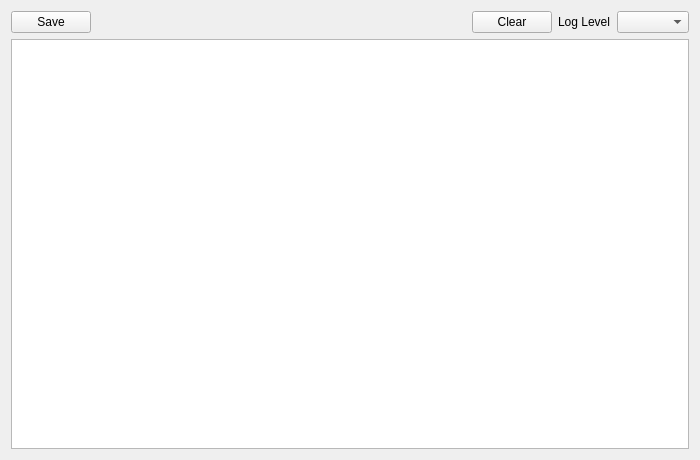
tag-designs/software, file host/applications/qtmon/logwindow.ui: the form before one commit.
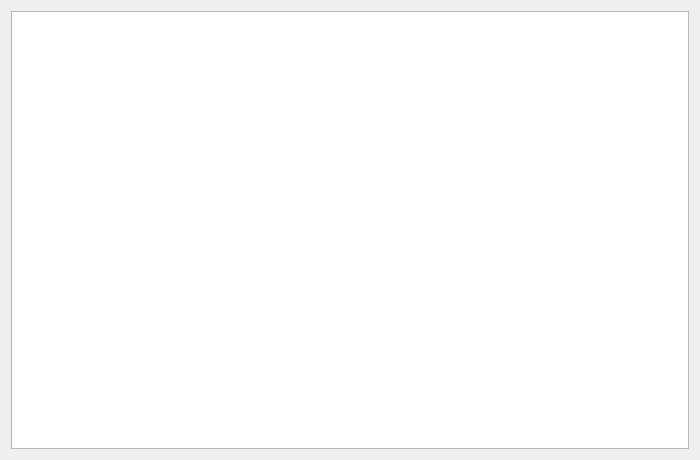
The form after the commit.

Commit message: qtmonitor: menus and a status strip in place of buttons

```diff
--- a/host/applications/qtmon/logwindow.ui
+++ b/host/applications/qtmon/logwindow.ui
@@ -14,57 +14,6 @@
    <string>Form</string>
   </property>
   <layout class="QVBoxLayout" name="verticalLayout">
-   <item>
-    <layout class="QHBoxLayout" name="horizontalLayout_2">
-     <item>
-      <widget class="QPushButton" name="logsaveButton">
-       <property name="toolTip">
-        <string>Save error log to file</string>
-       </property>
-       <property name="text">
-        <string>Save</string>
-       </property>
-      </widget>
-     </item>
-     <item>
-      <spacer name="horizontalSpacer_4">
-       <property name="orientation">
-        <enum>Qt::Orientation::Horizontal</enum>
-       </property>
-       <property name="sizeHint" stdset="0">
-        <size>
-         <width>40</width>
-         <height>20</height>
-        </size>
-       </property>
-      </spacer>
-     </item>
-     <item>
-      <widget class="QPushButton" name="logclearButton">
-       <property name="toolTip">
-        <string>Clear log window</string>
-       </property>
-       <property name="text">
-        <string>Clear</string>
-       </property>
-      </widget>
-     </item>
-     <item>
-      <widget class="QLabel" name="label_5">
-       <property name="text">
-        <string>Log Level</string>
-       </property>
-      </widget>
-     </item>
-     <item>
-      <widget class="QComboBox" name="loglevelBox">
-       <property name="toolTip">
-        <string>Set error logging level</string>
-       </property>
-      </widget>
-     </item>
-    </layout>
-   </item>
    <item>
     <widget class="QTextEdit" name="logTextEdit">
      <property name="sizePolicy">
```
Left out of the diff: 2 changed lines with no effect on the pictures. The commit also changes 40 other files.
